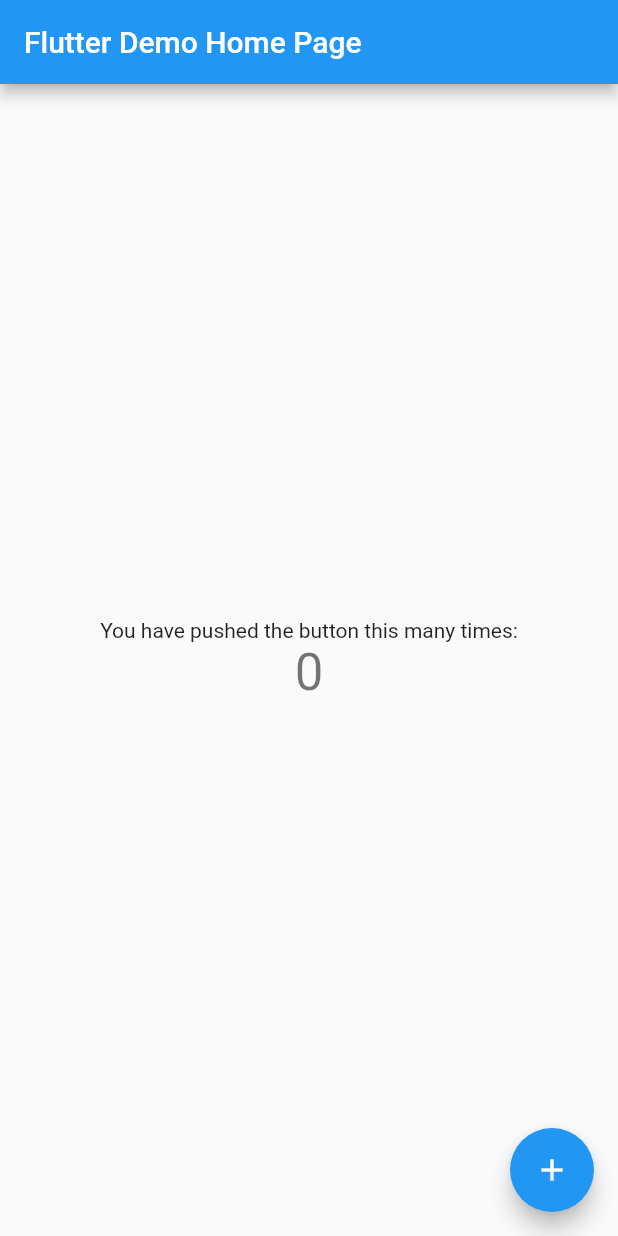
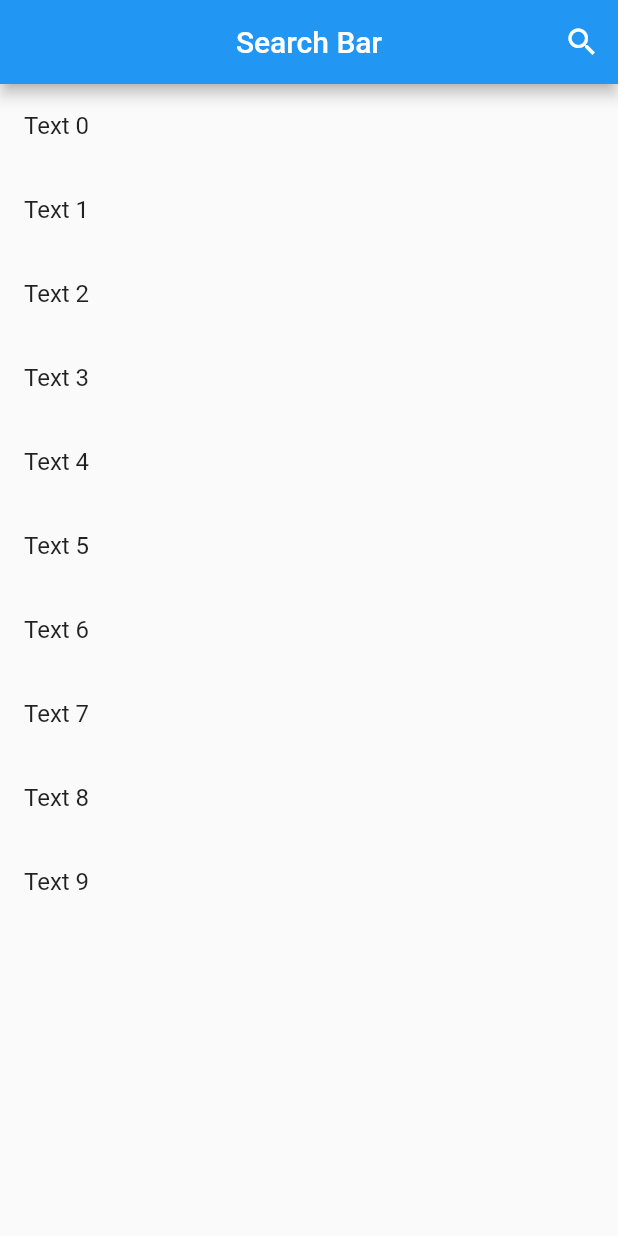
Before and after one commit to horimislime/plain-old-github-search, a Flutter app: the screen it shows after launch, on a phone screen of 412 x 824 dp. Run offline on Flutter 3.47's test engine with Material 2 defaults, Android fonts, the phone set to English and light mode, and no system bars.

Commit message:
Search UI

```diff
--- a/GitHubSearchFlutter/lib/main.dart
+++ b/GitHubSearchFlutter/lib/main.dart
@@ -26,7 +26,7 @@ class MyApp extends StatelessWidget {
         // closer together (more dense) than on mobile platforms.
         visualDensity: VisualDensity.adaptivePlatformDensity,
       ),
-      home: MyHomePage(title: 'Flutter Demo Home Page'),
+      home: HomePage(),
     );
   }
 }
@@ -115,3 +115,105 @@ class _MyHomePageState extends State<MyHomePage> {
     );
   }
 }
+
+class HomePage extends StatefulWidget {
+  final List<String> list = List.generate(10, (index) => "Text $index");
+
+  @override
+  _HomePageState createState() => _HomePageState();
+}
+
+class _HomePageState extends State<HomePage> {
+  @override
+  Widget build(BuildContext context) {
+    return Scaffold(
+      appBar: AppBar(
+        actions: <Widget>[
+          IconButton(
+            onPressed: () {
+              showSearch(context: context, delegate: Search(widget.list));
+            },
+            icon: Icon(Icons.search),
+          )
+        ],
+        centerTitle: true,
+        title: Text('Search Bar'),
+      ),
+      body: ListView.builder(
+        itemCount: widget.list.length,
+        itemBuilder: (context, index) => ListTile(
+          title: Text(
+            widget.list[index],
+          ),
+        ),
+      ),
+    );
+  }
+}
+
+class Search extends SearchDelegate {
+  @override
+  List<Widget> buildActions(BuildContext context) {
+    return <Widget>[
+      IconButton(
+        icon: Icon(Icons.close),
+        onPressed: () {
+          query = "";
+        },
+      ),
+    ];
+  }
+
+  @override
+  Widget buildLeading(BuildContext context) {
+    return IconButton(
+      icon: Icon(Icons.arrow_back),
+      onPressed: () {
+        Navigator.pop(context);
+      },
+    );
+  }
+
+  String selectedResult = "";
+
+  @override
+  Widget buildResults(BuildContext context) {
+    return Container(
+      child: Center(
+        child: Text(selectedResult),
+      ),
+    );
+  }
+
+  final List<String> listExample;
+  Search(this.listExample);
+
+  List<String> recentList = ["Text 4", "Text 3"];
+
+  @override
+  Widget buildSuggestions(BuildContext context) {
+    List<String> suggestionList = [];
+    query.isEmpty
+        ? suggestionList = recentList //In the true case
+        : suggestionList.addAll(listExample.where(
+            // In the false case
+            (element) => element.contains(query),
+          ));
+
+    return ListView.builder(
+      itemCount: suggestionList.length,
+      itemBuilder: (context, index) {
+        return ListTile(
+          title: Text(
+            suggestionList[index],
+          ),
+          leading: query.isEmpty ? Icon(Icons.access_time) : SizedBox(),
+          onTap: (){
+            selectedResult = suggestionList[index];
+            showResults(context);
+          },
+        );
+      },
+    );
+  }
+}
```
